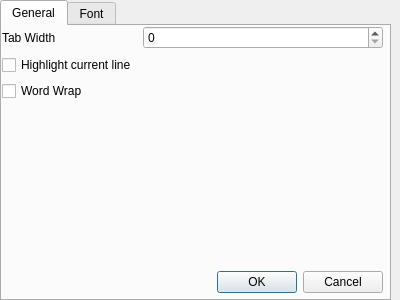
This is settings.ui in BenDoan/BenPad as Qt 5 draws it before an edit. The edited form follows.
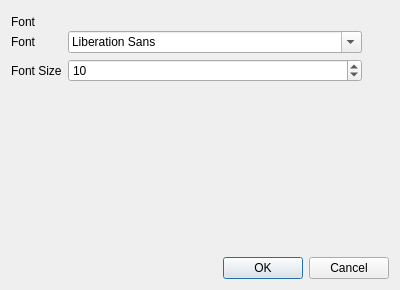
This is the edited form. The open tabs and pages were chosen to show the change.

Commit message: added most of the settings dialog

```diff
--- a/settings.ui
+++ b/settings.ui
@@ -7,109 +7,136 @@
     <x>0</x>
     <y>0</y>
     <width>400</width>
-    <height>300</height>
+    <height>290</height>
    </rect>
   </property>
   <property name="windowTitle">
    <string>Dialog</string>
   </property>
-  <widget class="QTabWidget" name="tabWidget">
-   <property name="geometry">
-    <rect>
-     <x>0</x>
-     <y>0</y>
-     <width>391</width>
-     <height>301</height>
-    </rect>
-   </property>
+  <layout class="QVBoxLayout" name="verticalLayout">
+   <item>
+    <widget class="QStackedWidget" name="stackedWidget">
    <property name="currentIndex">
     <number>0</number>
    </property>
-   <widget class="QWidget" name="tab">
-    <attribute name="title">
-     <string>General</string>
-    </attribute>
-    <widget class="QDialogButtonBox" name="buttonBox">
-     <property name="geometry">
-      <rect>
-       <x>40</x>
-       <y>240</y>
-       <width>341</width>
-       <height>32</height>
-      </rect>
-     </property>
-     <property name="orientation">
-      <enum>Qt::Horizontal</enum>
-     </property>
-     <property name="standardButtons">
-      <set>QDialogButtonBox::Cancel|QDialogButtonBox::Ok</set>
-     </property>
-    </widget>
+     <widget class="QWidget" name="page">
     <widget class="QWidget" name="formLayoutWidget">
      <property name="geometry">
       <rect>
        <x>0</x>
-       <y>0</y>
-       <width>381</width>
-       <height>241</height>
+         <y>20</y>
+         <width>351</width>
+         <height>211</height>
       </rect>
      </property>
      <layout class="QFormLayout" name="formLayout">
-      <item row="0" column="0">
-       <widget class="QLabel" name="label">
-        <property name="text">
-         <string>Tab Width</string>
+        <property name="fieldGrowthPolicy">
+         <enum>QFormLayout::AllNonFixedFieldsGrow</enum>
         </property>
-       </widget>
-      </item>
       <item row="0" column="1">
-       <widget class="QSpinBox" name="spinBox"/>
-      </item>
-      <item row="1" column="0">
        <widget class="QCheckBox" name="checkBox">
         <property name="text">
-         <string>Highlight current line</string>
+           <string>Text wrapping</string>
         </property>
        </widget>
       </item>
-      <item row="2" column="0">
+        <item row="1" column="1">
        <widget class="QCheckBox" name="checkBox_2">
         <property name="text">
-         <string>Word Wrap</string>
+           <string>Highlight current line</string>
+          </property>
+         </widget>
+        </item>
+        <item row="2" column="1">
+         <widget class="QCheckBox" name="checkBox_3">
+          <property name="text">
+           <string>Highlight matching parens</string>
         </property>
        </widget>
       </item>
      </layout>
     </widget>
-   </widget>
-   <widget class="QWidget" name="tab_2">
-    <attribute name="title">
+      <widget class="QLabel" name="label">
+       <property name="geometry">
+        <rect>
+         <x>0</x>
+         <y>0</y>
+         <width>66</width>
+         <height>21</height>
+        </rect>
+       </property>
+       <property name="text">
+        <string>General</string>
+       </property>
+      </widget>
+     </widget>
+     <widget class="QWidget" name="page_2">
+      <widget class="QLabel" name="label_2">
+       <property name="geometry">
+        <rect>
+         <x>0</x>
+         <y>0</y>
+         <width>66</width>
+         <height>21</height>
+        </rect>
+       </property>
+       <property name="text">
      <string>Font</string>
-    </attribute>
+       </property>
+      </widget>
     <widget class="QWidget" name="formLayoutWidget_2">
      <property name="geometry">
       <rect>
        <x>0</x>
-       <y>0</y>
-       <width>381</width>
-       <height>271</height>
+         <y>20</y>
+         <width>351</width>
+         <height>211</height>
       </rect>
      </property>
      <layout class="QFormLayout" name="formLayout_2">
+        <property name="fieldGrowthPolicy">
+         <enum>QFormLayout::AllNonFixedFieldsGrow</enum>
+        </property>
       <item row="0" column="0">
-       <widget class="QLabel" name="label_2">
+         <widget class="QLabel" name="label_3">
         <property name="text">
-         <string>Editor Font:</string>
+           <string>Font</string>
         </property>
        </widget>
       </item>
       <item row="0" column="1">
        <widget class="QFontComboBox" name="fontComboBox"/>
       </item>
+        <item row="1" column="0">
+         <widget class="QLabel" name="label_4">
+          <property name="text">
+           <string>Font Size</string>
+          </property>
+         </widget>
+        </item>
+        <item row="1" column="1">
+         <widget class="QSpinBox" name="spinBox">
+          <property name="minimum">
+           <number>1</number>
+          </property>
+          <property name="value">
+           <number>10</number>
+          </property>
+         </widget>
+        </item>
      </layout>
     </widget>
    </widget>
   </widget>
+   </item>
+   <item>
+    <widget class="QDialogButtonBox" name="buttonBox">
+     <property name="standardButtons">
+      <set>QDialogButtonBox::Cancel|QDialogButtonBox::Ok</set>
+     </property>
+    </widget>
+   </item>
+  </layout>
  </widget>
  <resources/>
  <connections>
```
Left out of the diff: 35 changed lines with no effect on the pictures. Lines whose indentation alone changed are shown as unchanged. The commit also changes 3 other files.
